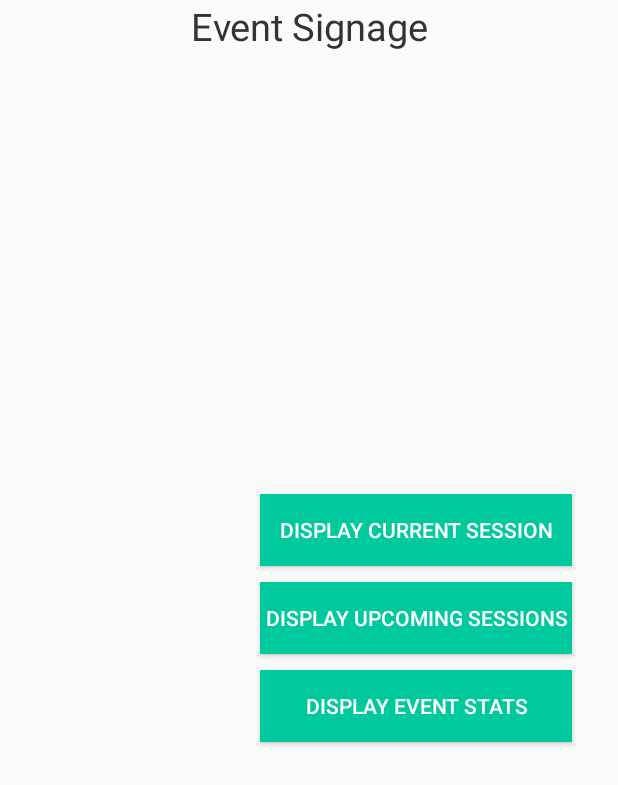
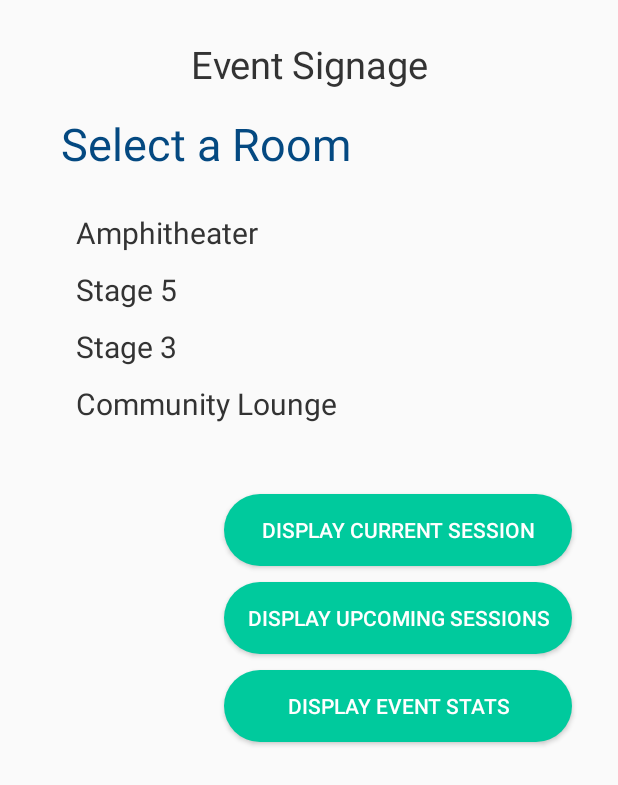
Before and after one commit to blinkmacalahan/SessionSignage, an Android app: the screen it shows after launch (MainActivity), on a phone screen of 412 x 824 dp. Shown: the top 785 px of the screen. Run offline under Robolectric (Android 15) with nearby library versions, the phone set to English and light mode, and no system bars.

Commit message:
add room list

```diff
--- a/androidApp/src/main/java/com/example/sessionsignage/androidApp/DisplayActivity.kt
+++ b/androidApp/src/main/java/com/example/sessionsignage/androidApp/DisplayActivity.kt
@@ -5,6 +5,7 @@ import androidx.appcompat.app.AppCompatActivity
 import androidx.lifecycle.lifecycleScope
 import com.example.sessionsignage.shared.SessionSignageSDK
 import com.example.sessionsignage.shared.cache.DatabaseDriverFactory
+import com.example.sessionsignage.shared.cache.Session
 import kotlinx.coroutines.Dispatchers
 import kotlinx.coroutines.withContext
 
@@ -17,11 +18,17 @@ class DisplayActivity : AppCompatActivity() {
         setContentView(R.layout.activity_display)
 
         val displayOption = intent.extras?.getInt(DISPLAY_OPTION)
+        val room: String = intent.extras?.getString(SELECTED_ROOM) ?: ""
 
         lifecycleScope.launchWhenCreated {
             sdk = SessionSignageSDK(DatabaseDriverFactory(this@DisplayActivity))
             val sessionsList = sdk.getSessions()
             val sessionsOverviewList = sdk.getSessionOverviews()
+            val sessionsForRoom: List<Session> = if (room.isNotEmpty()) {
+                sdk.getSessionsForLocation(room)
+            } else {
+                listOf()
+            }
             withContext(Dispatchers.Main) {
                 when(displayOption) {
                     1 -> {
@@ -34,7 +41,7 @@ class DisplayActivity : AppCompatActivity() {
                     2 -> {
                         supportFragmentManager.beginTransaction().replace(
                             R.id.display_root,
-                            RoomSessionsFragment.newInstance(sessionsOverviewList),
+                            RoomSessionsFragment.newInstance(sessionsForRoom),
                             RoomSessionsFragment.TAG
                         ).commit()
                     }
@@ -82,6 +89,7 @@ class DisplayActivity : AppCompatActivity() {
 
     companion object {
         const val DISPLAY_OPTION = "display_option"
+        const val SELECTED_ROOM = "selected_room"
     }
 
 }
--- a/androidApp/src/main/java/com/example/sessionsignage/androidApp/MainActivity.kt
+++ b/androidApp/src/main/java/com/example/sessionsignage/androidApp/MainActivity.kt
@@ -3,8 +3,12 @@ package com.example.sessionsignage.androidApp
 import android.content.Intent
 import android.os.Bundle
 import android.widget.Button
+import android.widget.TextView
 import androidx.appcompat.app.AppCompatActivity
+import androidx.recyclerview.widget.LinearLayoutManager
+import androidx.recyclerview.widget.RecyclerView
 import com.example.sessionsignage.androidApp.DisplayActivity.Companion.DISPLAY_OPTION
+import com.example.sessionsignage.androidApp.DisplayActivity.Companion.SELECTED_ROOM
 
 class MainActivity : AppCompatActivity() {
 
@@ -12,17 +16,33 @@ class MainActivity : AppCompatActivity() {
         super.onCreate(savedInstanceState)
         setContentView(R.layout.activity_main)
 
+        val rooms = listOf("Amphitheater", "Stage 5", "Stage 3", "Community Lounge")
+        var selectedRoom = ""
+        val roomLayoutManager = LinearLayoutManager(this, LinearLayoutManager.VERTICAL, false)
+
         val currentSessionButton: Button = findViewById(R.id.main_current_session_button)
-        currentSessionButton.setOnClickListener { startDisplay(1) }
+        currentSessionButton.setOnClickListener { startDisplay(1, selectedRoom) }
         val roomSessionButton: Button = findViewById(R.id.main_room_sessions_button)
-        roomSessionButton.setOnClickListener { startDisplay(2) }
+        roomSessionButton.setOnClickListener { startDisplay(2, selectedRoom) }
         val eventStatsButton: Button = findViewById(R.id.main_event_stats_button)
-        eventStatsButton.setOnClickListener { startDisplay(3) }
+        eventStatsButton.setOnClickListener { startDisplay(3, selectedRoom) }
+        val selectedRoomTextView: TextView = findViewById(R.id.selected_room)
+        val roomsRecyclerView: RecyclerView = findViewById(R.id.rooms_list_rv)
+        val roomsAdapter = RoomsAdapter(rooms, object : RoomsAdapter.OnRoomClickListener {
+            override fun onRoomClick(room: String) {
+                selectedRoom = room
+                selectedRoomTextView.text = selectedRoom
+            }
+        })
+        roomsRecyclerView.layoutManager = roomLayoutManager
+        roomsRecyclerView.adapter = roomsAdapter
+
     }
 
-    private fun startDisplay(option: Int) {
+    private fun startDisplay(option: Int, room: String) {
         val intent = Intent(this, DisplayActivity::class.java)
         intent.putExtra(DISPLAY_OPTION, option)
+        intent.putExtra(SELECTED_ROOM, room)
         startActivity(intent)
     }
 }
--- a/androidApp/src/main/java/com/example/sessionsignage/androidApp/RoomSessionsFragment.kt
+++ b/androidApp/src/main/java/com/example/sessionsignage/androidApp/RoomSessionsFragment.kt
@@ -5,9 +5,9 @@ import android.view.LayoutInflater
 import android.view.View
 import android.view.ViewGroup
 import androidx.fragment.app.Fragment
-import com.example.sessionsignage.shared.sessionEntities.SessionOverviewItem
+import com.example.sessionsignage.shared.cache.Session
 
-class RoomSessionsFragment(private val sessions: List<SessionOverviewItem>): Fragment() {
+class RoomSessionsFragment(private val sessions: List<Session>): Fragment() {
 
     override fun onCreateView(
         inflater: LayoutInflater, container: ViewGroup?, savedInstanceState: Bundle?
@@ -22,7 +22,7 @@ class RoomSessionsFragment(private val sessions: List<SessionOverviewItem>): Fra
     companion object {
         const val TAG = "room_sessions_tag"
 
-        fun newInstance(sessions: List<SessionOverviewItem>): RoomSessionsFragment {
+        fun newInstance(sessions: List<Session>): RoomSessionsFragment {
             return RoomSessionsFragment(sessions)
         }
     }
--- /dev/null
+++ b/androidApp/src/main/java/com/example/sessionsignage/androidApp/RoomsAdapter.kt
@@ -0,0 +1,37 @@
+package com.example.sessionsignage.androidApp
+
+import android.view.LayoutInflater
+import android.view.View
+import android.view.ViewGroup
+import android.widget.TextView
+import androidx.recyclerview.widget.RecyclerView
+
+
+class RoomsAdapter(private val rooms: List<String>, private val listener: OnRoomClickListener):
+    RecyclerView.Adapter<RoomsAdapter.RoomsViewHolder>() {
+
+    interface OnRoomClickListener {
+        fun onRoomClick(room: String)
+    }
+
+    class RoomsViewHolder(itemView: View): RecyclerView.ViewHolder(itemView) {
+        val name: TextView = itemView.findViewById(R.id.room_name)
+    }
+
+    override fun onCreateViewHolder(parent: ViewGroup, viewType: Int): RoomsViewHolder {
+        val itemView = LayoutInflater.from(parent.context).inflate(R.layout.room_item, parent, false)
+        return RoomsViewHolder(itemView)
+    }
+
+    override fun onBindViewHolder(holder: RoomsViewHolder, position: Int) {
+        val room = rooms[position]
+        holder.name.text = room
+        holder.itemView.setOnClickListener {
+            listener.onRoomClick(room)
+        }
+    }
+
+    override fun getItemCount(): Int {
+        return rooms.size
+    }
+}
--- /dev/null
+++ b/androidApp/src/main/res/drawable/button.xml
@@ -0,0 +1,6 @@
+<?xml version="1.0" encoding="utf-8"?>
+<shape xmlns:android="http://schemas.android.com/apk/res/android"
+    android:shape="rectangle">
+    <solid android:color="@color/colorAccent"/>
+    <corners android:radius="32dp"/>
+</shape>
--- /dev/null
+++ b/androidApp/src/main/res/drawable/tag_circle.xml
@@ -0,0 +1,6 @@
+<?xml version="1.0" encoding="utf-8"?>
+<shape xmlns:android="http://schemas.android.com/apk/res/android"
+    android:shape="oval">
+    <solid android:color="@color/colorAccent"/>
+    <size android:width="15dp" android:height="15dp"/>
+</shape>
--- a/androidApp/src/main/res/layout/activity_main.xml
+++ b/androidApp/src/main/res/layout/activity_main.xml
@@ -6,6 +6,7 @@
     android:id="@+id/main_view"
     android:layout_width="match_parent"
     android:layout_height="match_parent"
+    android:layout_margin="25dp"
     tools:context=".MainActivity">
 
   <TextView
@@ -20,11 +21,37 @@
       app:layout_constraintEnd_toEndOf="parent"
       app:layout_constraintTop_toTopOf="parent"/>
 
+  <TextView
+      android:id="@+id/selected_room"
+      android:layout_width="wrap_content"
+      android:layout_height="wrap_content"
+      app:layout_constraintStart_toStartOf="parent"
+      app:layout_constraintTop_toBottomOf="@id/main_title"
+      android:textSize="30sp"
+      android:layout_margin="15dp"
+      android:textColor="@color/colorPrimaryDark"
+      android:text="@string/select_room"/>
+
+  <LinearLayout
+      android:layout_width="match_parent"
+      android:layout_height="wrap_content"
+      app:layout_constraintStart_toStartOf="parent"
+      app:layout_constraintTop_toBottomOf="@id/selected_room"
+      app:layout_constraintEnd_toStartOf="@id/main_frame_view"
+      android:layout_margin="20dp"
+      android:orientation="horizontal">
+
+    <androidx.recyclerview.widget.RecyclerView
+        android:id="@+id/rooms_list_rv"
+        android:layout_width="match_parent"
+        android:layout_height="wrap_content" />
+
+  </LinearLayout>
+
   <FrameLayout
       android:id="@+id/main_frame_view"
       android:layout_width="match_parent"
       android:layout_height="match_parent"
-      android:layout_margin="25dp"
       app:layout_constraintBottom_toBottomOf="parent"
       app:layout_constraintLeft_toLeftOf="parent"
       app:layout_constraintRight_toRightOf="parent"
@@ -50,7 +77,7 @@
           android:id="@+id/main_room_sessions_button"
           android:layout_width="wrap_content"
           android:layout_height="wrap_content"
-          android:paddingHorizontal="3dp"
+          android:paddingHorizontal="15dp"
           android:text="@string/main_room_sessions_button"
           style="@style/MainButtonStyle"
           tools:text="Display Upcoming Sessions" />
--- /dev/null
+++ b/androidApp/src/main/res/layout/room_item.xml
@@ -0,0 +1,18 @@
+<?xml version="1.0" encoding="utf-8"?>
+
+<androidx.constraintlayout.widget.ConstraintLayout xmlns:android="http://schemas.android.com/apk/res/android"
+    android:layout_width="match_parent"
+    android:layout_height="wrap_content"
+    xmlns:app="http://schemas.android.com/apk/res-auto">
+
+    <TextView
+        android:id="@+id/room_name"
+        android:layout_width="wrap_content"
+        android:layout_height="wrap_content"
+        app:layout_constraintStart_toStartOf="parent"
+        app:layout_constraintTop_toTopOf="parent"
+        android:textColor="@color/colorText"
+        android:textSize="20sp"
+        android:padding="5dp" />
+
+</androidx.constraintlayout.widget.ConstraintLayout>
--- a/androidApp/src/main/res/layout/session_tag.xml
+++ b/androidApp/src/main/res/layout/session_tag.xml
@@ -13,7 +13,7 @@
         android:layout_margin="2dp"
         android:layout_alignParentStart="true"
         android:layout_centerVertical="true"
-        android:background="@color/colorAccent" />
+        android:background="@drawable/tag_circle" />
 
     <TextView
         android:id="@+id/tag_name"
--- a/androidApp/src/main/res/values/strings.xml
+++ b/androidApp/src/main/res/values/strings.xml
@@ -4,7 +4,7 @@
     <string name="main_current_session_button">Display Current Session</string>
     <string name="main_room_sessions_button">Display Upcoming Sessions</string>
     <string name="main_event_stats_button">Display Event Stats</string>
-    <string name="search_session_name">Search Session Name</string>
+    <string name="select_room">Select a Room</string>
     <string name="speakers">Speakers</string>
     <string name="seating">Seating</string>
     <string name="open_seats">Open Seats</string>
--- a/androidApp/src/main/res/values/styles.xml
+++ b/androidApp/src/main/res/values/styles.xml
@@ -8,7 +8,7 @@
     </style>
 
     <style name="MainButtonStyle" parent="Widget.AppCompat.Button.Colored">
-        <item name="android:background">@color/colorAccent</item>
+        <item name="android:background">@drawable/button</item>
         <item name="android:color">@color/white</item>
         <item name="android:layout_margin">5dp</item>
     </style>
```
